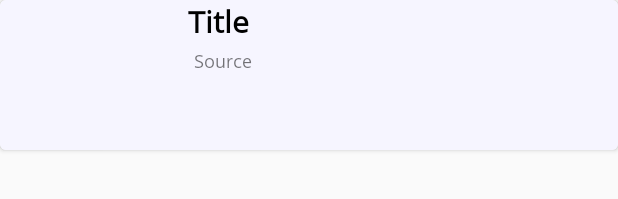
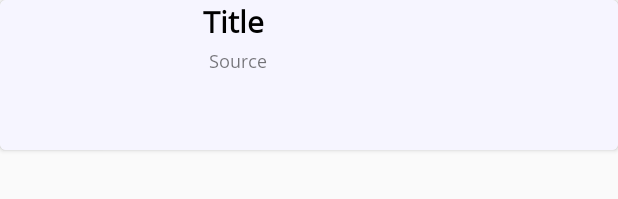
Before and after one commit to aayush-meshram/spider-project-newsapp, an Android app: the layout card_view.xml on its own in the app's theme, with its tools: preview values and no code run, on a phone screen of 412 x 824 dp. Shown: the top 199 px of the screen. Run offline under Robolectric (Android 15) with nearby library versions, the phone set to English and light mode, and no system bars.

Commit message:
added picasso; recycler view works properly, some features still required to added

```diff
--- a/app/build.gradle
+++ b/app/build.gradle
@@ -29,6 +29,7 @@ dependencies {
     implementation 'gr.pantrif:easy-android-splash-screen:0.0.1'
     implementation 'com.android.volley:volley:1.1.1'
     implementation 'com.google.code.gson:gson:2.8.6'
+    implementation 'com.squareup.picasso:picasso:2.71828'
     implementation 'androidx.cardview:cardview:1.0.0'
     implementation 'androidx.recyclerview:recyclerview:1.1.0'
     testImplementation 'junit:junit:4.12'
--- a/app/src/main/res/layout/card_view.xml
+++ b/app/src/main/res/layout/card_view.xml
@@ -15,7 +15,7 @@
         <ImageView
             android:id="@+id/item_image"
             android:layout_width="125dp"
-            android:layout_height="100dp"/>
+            android:layout_height="100dp" />
 
         <TextView
             android:id="@+id/item_title"
@@ -25,6 +25,7 @@
             android:text="Title"
             android:fontFamily="@font/open_sans"
             android:textStyle="bold"
+            android:layout_marginStart="10dp"
             android:textSize="20sp"
             android:textColor="@android:color/black"/>
 
@@ -35,6 +36,7 @@
             android:layout_below="@id/item_title"
             android:fontFamily="@font/open_sans"
             android:layout_toEndOf="@+id/item_image"
+            android:layout_marginStart="10dp"
             android:text="Source"
             android:padding="4dp"
             android:textSize="12sp" />
```
Also changed, not shown: app/src/main/java/com/news/reporter/ItemAdapter.java (+11 -5 lines).
